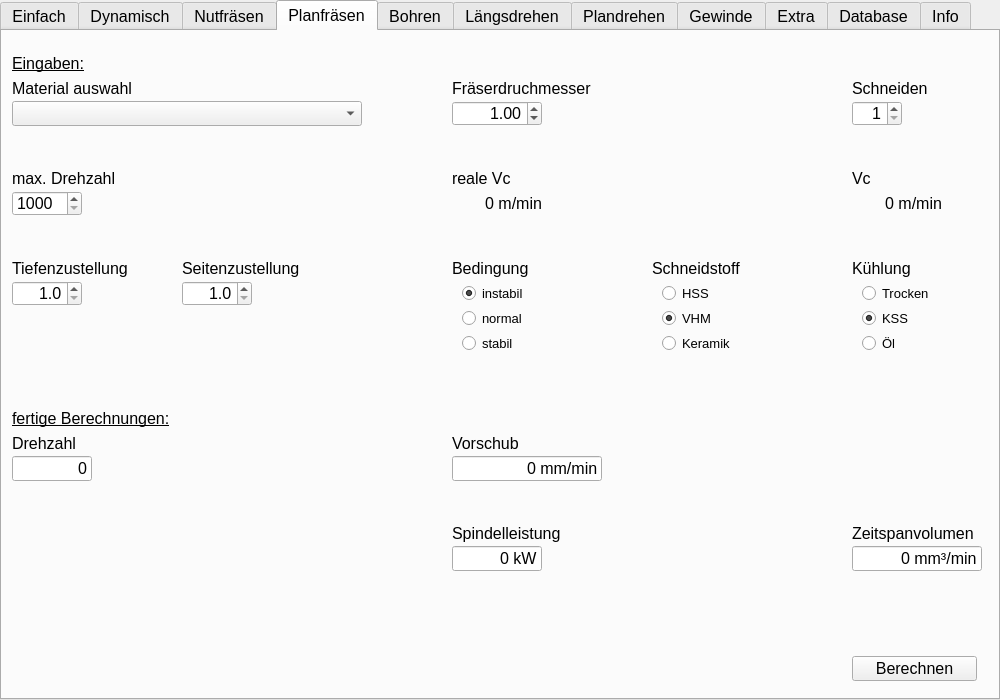
Old version of the form mainwindow.ui in the repository EinRainerZufall/SpaeneRechner.
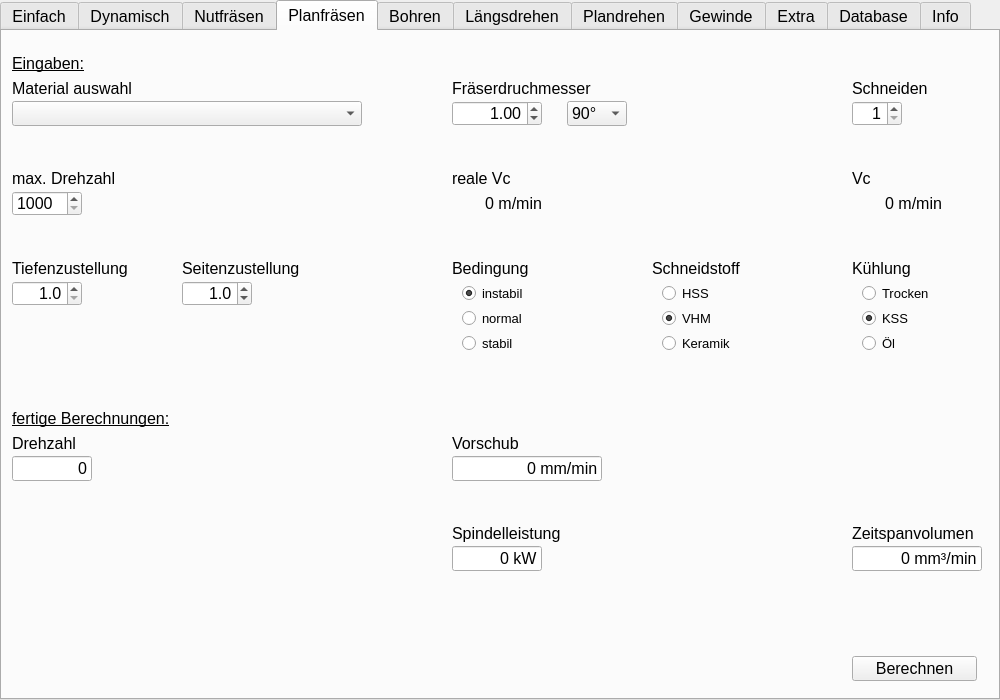
New version of the form. The open tabs and pages were chosen to show the change. Icons and pictures are not drawn.

Commit message: add Plan tab

The edit to the form file:
```diff
--- a/mainwindow.ui
+++ b/mainwindow.ui
@@ -2748,7 +2748,7 @@
        <number>1</number>
       </property>
       <property name="minimum">
-       <double>1.000000000000000</double>
+       <double>0.500000000000000</double>
       </property>
       <property name="value">
        <double>1.000000000000000</double>
@@ -2767,6 +2767,26 @@
        <string>Seitenzustellung</string>
       </property>
      </widget>
+     <widget class="QComboBox" name="SchneidenGeometryPlan">
+      <property name="geometry">
+       <rect>
+        <x>565</x>
+        <y>70</y>
+        <width>60</width>
+        <height>25</height>
+       </rect>
+      </property>
+      <item>
+       <property name="text">
+        <string>90°</string>
+       </property>
+      </item>
+      <item>
+       <property name="text">
+        <string>45°</string>
+       </property>
+      </item>
+     </widget>
     </widget>
     <widget class="QWidget" name="tab_bohren">
      <attribute name="title">
```
Left out of the diff: 8 changed lines with no effect on the pictures. The commit also changes 4 other files.
